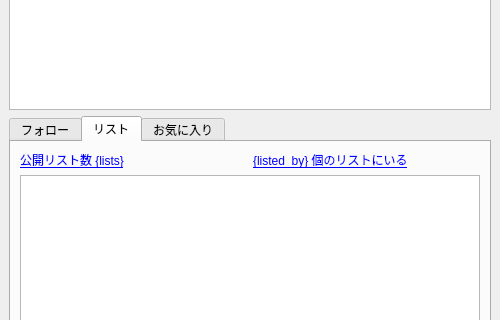
The window that userform.ui (showa-yojyo/twclient) describes before a commit, drawn with Qt 5; both pictures show x 0 to 500 and y 91 to 411 of the 500 by 640 pixel window.
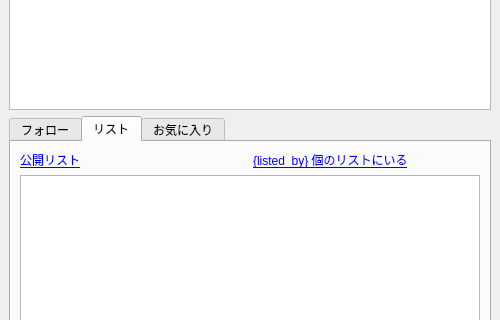
The same window after the commit. The open tabs and pages were chosen to show the change. Icons and pictures are not drawn. Custom widgets are drawn as their Qt base class.

Commit message: * twmodel/account.py: favorites だけ特殊扱いする。 * ui_userform.py: 自動生成。 * userform.py (onTabChanged): スロットを追加。 * userform.ui: 公開リストのラベルのカウントをやめた。

Patch:
```diff
--- a/userform.ui
+++ b/userform.ui
@@ -135,7 +135,7 @@
          <item>
           <widget class="QLabel" name="labelLists">
            <property name="text">
-            <string>&lt;a href=&quot;lists&quot;&gt;公開リスト数 {lists}&lt;/a&gt;</string>
+            <string>&lt;a href=&quot;lists&quot;&gt;公開リスト&lt;/a&gt;</string>
            </property>
           </widget>
          </item>
```
The commit also changes 3 other files.
